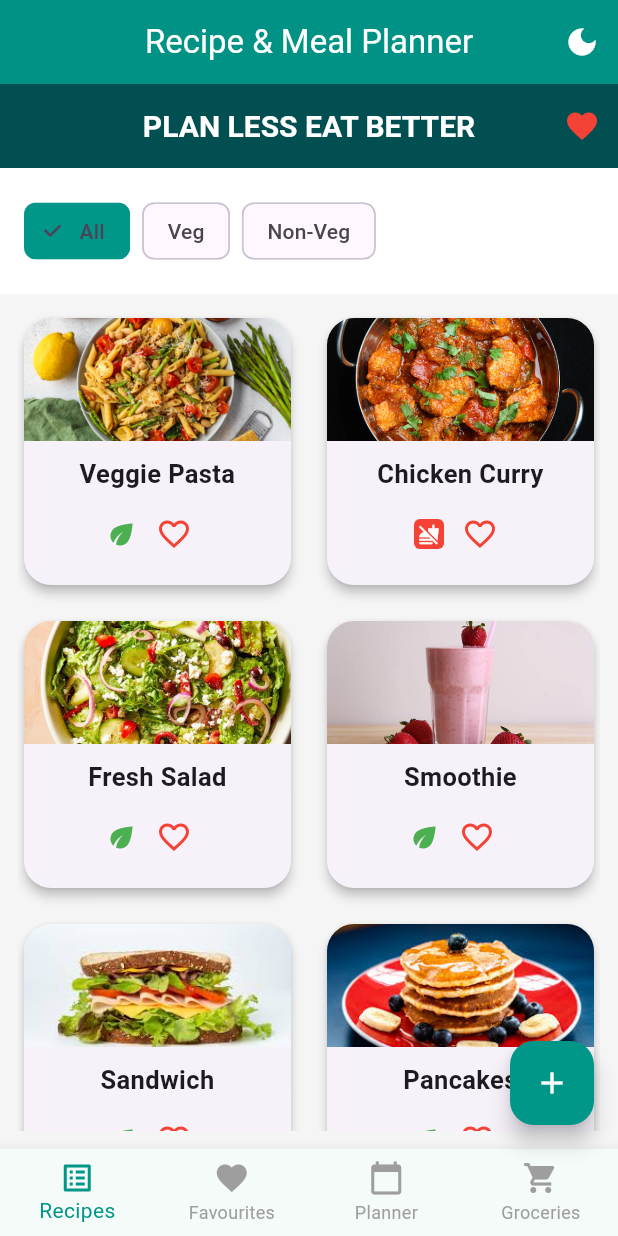
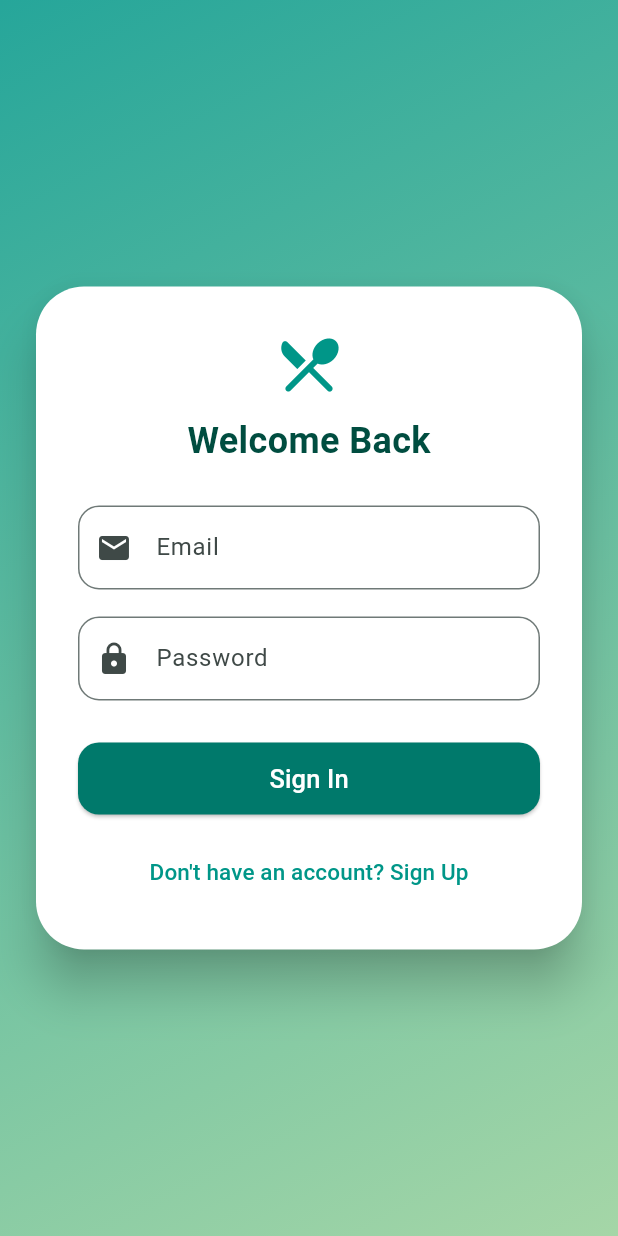
Before and after one commit to thiruna31/RecipePlanner_app, a Flutter app: the screen it shows after launch, on a phone screen of 412 x 824 dp. Run offline on Flutter 3.47's test engine with Material 3 defaults, Android fonts, the phone set to English and light mode, and no system bars; our stand-ins replace firebase_auth, share_plus, sqflite; accounts and stored records are empty.

Commit message:
App enhancement

```diff
--- a/lib/main.dart
+++ b/lib/main.dart
@@ -3,6 +3,7 @@ import 'screens/recipe_list_screen.dart';
 import 'screens/favourites_screen.dart';
 import 'screens/meal_planner_screen.dart';
 import 'screens/grocery_list_screen.dart';
+import 'screens/auth_screen.dart';
 import 'services/db_service.dart';
 
 void main() async {
@@ -20,7 +21,8 @@ class RecipeApp extends StatefulWidget {
 
 class _RecipeAppState extends State<RecipeApp> {
   int _selectedIndex = 0;
-  ThemeMode _themeMode = ThemeMode.light; // Start with light mode (white)
+  ThemeMode _themeMode = ThemeMode.light;
+  bool loggedIn = false;
 
   final List<Widget> _screens = [
     const RecipeListScreen(),
@@ -35,8 +37,17 @@ class _RecipeAppState extends State<RecipeApp> {
 
   void _toggleTheme() {
     setState(() {
-      _themeMode = _themeMode == ThemeMode.dark ? ThemeMode.light : ThemeMode.dark;
+      _themeMode =
+          _themeMode == ThemeMode.dark ? ThemeMode.light : ThemeMode.dark;
     });
+  }
+
+  void _completeLogin(bool isLoggedIn) {
+    setState(() => loggedIn = isLoggedIn);
+  }
+
+  void _signOut() {
+    setState(() => loggedIn = false);
   }
 
   @override
@@ -45,7 +56,8 @@ class _RecipeAppState extends State<RecipeApp> {
       debugShowCheckedModeBanner: false,
       title: 'Recipe Planner',
       theme: ThemeData(
-        colorScheme: ColorScheme.fromSeed(seedColor: Colors.teal, brightness: Brightness.light),
+        colorScheme: ColorScheme.fromSeed(
+            seedColor: Colors.teal, brightness: Brightness.light),
         scaffoldBackgroundColor: Colors.grey[100],
         appBarTheme: const AppBarTheme(
           backgroundColor: Colors.teal,
@@ -63,7 +75,8 @@ class _RecipeAppState extends State<RecipeApp> {
         useMaterial3: true,
       ),
       darkTheme: ThemeData(
-        colorScheme: ColorScheme.fromSeed(seedColor: Colors.teal, brightness: Brightness.dark),
+        colorScheme: ColorScheme.fromSeed(
+            seedColor: Colors.teal, brightness: Brightness.dark),
         scaffoldBackgroundColor: Colors.black,
         appBarTheme: const AppBarTheme(
           backgroundColor: Colors.black,
@@ -81,7 +94,9 @@ class _RecipeAppState extends State<RecipeApp> {
         useMaterial3: true,
       ),
       themeMode: _themeMode,
-      home: Scaffold(
+      home: !loggedIn
+          ? AuthScreen(onAuthComplete: _completeLogin)
+          : Scaffold(
               appBar: AppBar(
                 title: const Text('Recipe & Meal Planner'),
                 actions: [
@@ -92,6 +107,11 @@ class _RecipeAppState extends State<RecipeApp> {
                     tooltip: 'Toggle Theme',
                     onPressed: _toggleTheme,
                   ),
+                  IconButton(
+                    icon: const Icon(Icons.logout),
+                    tooltip: 'Sign Out',
+                    onPressed: _signOut,
+                  ),
                 ],
               ),
               body: AnimatedSwitcher(
@@ -101,7 +121,7 @@ class _RecipeAppState extends State<RecipeApp> {
               floatingActionButton: _selectedIndex == 0
                   ? FloatingActionButton(
                       onPressed: () {
-                  // Implement Add Recipe navigation
+
                       },
                       backgroundColor: Colors.teal,
                       child: const Icon(Icons.add, color: Colors.white),
--- a/lib/screens/add_recipe_screen.dart
+++ b/lib/screens/add_recipe_screen.dart
@@ -25,6 +25,6 @@ class _AddRecipeScreenState extends State<AddRecipeScreen> {
       final recipe = Recipe(
         id: const Uuid().v4(),
         title: _titleController.text.trim(),
-        imageUrl: '', // Add file picker or asset if available
+        imageUrl: '',
         ingredients: _ingredientsController.text.trim().split(',').map((s) => s.trim()).toList(),
         steps: _stepsController.text.trim().split
--- /dev/null
+++ b/lib/screens/auth_screen.dart
@@ -0,0 +1,162 @@
+import 'package:flutter/material.dart';
+
+class AuthScreen extends StatefulWidget {
+  final void Function(bool loggedIn) onAuthComplete;
+  const AuthScreen({super.key, required this.onAuthComplete});
+
+  @override
+  State<AuthScreen> createState() => _AuthScreenState();
+}
+
+class _AuthScreenState extends State<AuthScreen> {
+  bool showLogin = true;
+  final emailCtrl = TextEditingController();
+  final passwordCtrl = TextEditingController();
+  final nameCtrl = TextEditingController();
+  String? error;
+
+  void _switchForm() {
+    setState(() {
+      showLogin = !showLogin;
+      error = null;
+    });
+  }
+
+  void _tryAuth() {
+    if (!showLogin && nameCtrl.text.trim().isEmpty) {
+      setState(() => error = "Full name is required");
+      return;
+    }
+    if (emailCtrl.text.trim().isEmpty ||
+        passwordCtrl.text.length < 5) {
+      setState(() => error = "Email and password (min 5 chars) required.");
+    } else {
+      widget.onAuthComplete(true);
+    }
+  }
+
+  @override
+  Widget build(BuildContext context) {
+    final isDark = Theme.of(context).brightness == Brightness.dark;
+    return Scaffold(
+      body: Container(
+        decoration: BoxDecoration(
+          gradient: LinearGradient(
+            colors: isDark
+                ? [Colors.black, Colors.grey[900]!]
+                : [Colors.teal[400]!, Colors.green[200]!],
+            begin: Alignment.topLeft,
+            end: Alignment.bottomRight,
+          ),
+        ),
+        child: Center(
+          child: SingleChildScrollView(
+            child: Card(
+              margin: const EdgeInsets.symmetric(horizontal: 24, vertical: 32),
+              elevation: 14,
+              color: isDark ? Colors.grey[900] : Colors.white,
+              shape: RoundedRectangleBorder(
+                borderRadius: BorderRadius.circular(32),
+              ),
+              child: Padding(
+                padding: const EdgeInsets.all(28.0),
+                child: Column(
+                  mainAxisSize: MainAxisSize.min,
+                  children: [
+                    Icon(
+                      Icons.restaurant_menu_rounded,
+                      size: 48,
+                      color: isDark ? Colors.tealAccent : Colors.teal,
+                    ),
+                    const SizedBox(height: 10),
+                    Text(
+                      showLogin ? "Welcome Back" : "Create Your Account",
+                      style: TextStyle(
+                        fontSize: 24,
+                        fontWeight: FontWeight.bold,
+                        color: isDark ? Colors.white : Colors.teal[900],
+                      ),
+                    ),
+                    const SizedBox(height: 26),
+                    if (!showLogin)
+                      TextField(
+                        controller: nameCtrl,
+                        textInputAction: TextInputAction.next,
+                        decoration: InputDecoration(
+                          labelText: "Full Name",
+                          prefixIcon: const Icon(Icons.person),
+                          border: OutlineInputBorder(
+                            borderRadius: BorderRadius.circular(14),
+                          ),
+                        ),
+                      ),
+                    if (!showLogin) const SizedBox(height: 18),
+                    TextField(
+                      controller: emailCtrl,
+                      keyboardType: TextInputType.emailAddress,
+                      textInputAction: TextInputAction.next,
+                      decoration: InputDecoration(
+                        labelText: "Email",
+                        prefixIcon: const Icon(Icons.email),
+                        border: OutlineInputBorder(
+                          borderRadius: BorderRadius.circular(14),
+                        ),
+                      ),
+                    ),
+                    const SizedBox(height: 18),
+                    TextField(
+                      controller: passwordCtrl,
+                      obscureText: true,
+                      textInputAction: TextInputAction.done,
+                      decoration: InputDecoration(
+                        labelText: "Password",
+                        prefixIcon: const Icon(Icons.lock),
+                        border: OutlineInputBorder(
+                          borderRadius: BorderRadius.circular(14),
+                        ),
+                      ),
+                    ),
+                    if (error != null) ...[
+                      const SizedBox(height: 20),
+                      Text(error!, style: const TextStyle(color: Colors.red)),
+                    ],
+                    const SizedBox(height: 28),
+                    ElevatedButton(
+                      style: ElevatedButton.styleFrom(
+                        backgroundColor: Colors.teal[700],
+                        foregroundColor: Colors.white,
+                        minimumSize: const Size.fromHeight(48),
+                        shape: RoundedRectangleBorder(
+                          borderRadius: BorderRadius.circular(14),
+                        ),
+                      ),
+                      onPressed: _tryAuth,
+                      child: Text(
+                        showLogin ? "Sign In" : "Sign Up",
+                        style: const TextStyle(fontSize: 17),
+                      ),
+                    ),
+                    const SizedBox(height: 14),
+                    TextButton(
+                      onPressed: _switchForm,
+                      style: TextButton.styleFrom(
+                        foregroundColor:
+                            isDark ? Colors.tealAccent : Colors.teal,
+                      ),
+                      child: Text(
+                        showLogin
+                            ? "Don't have an account? Sign Up"
+                            : "Already have an account? Sign In",
+                        style: const TextStyle(fontSize: 15),
+                      ),
+                    ),
+                  ],
+                ),
+              ),
+            ),
+          ),
+        ),
+      ),
+    );
+  }
+}
--- a/lib/screens/favourites_screen.dart
+++ b/lib/screens/favourites_screen.dart
@@ -26,8 +26,8 @@ class _FavouritesScreenState extends State<FavouritesScreen> {
   }
 
   Future<void> _removeFromFavourites(Recipe recipe) async {
-    await DBService.removeFavourite(recipe.id); // Passes recipe id, not object!
-    await _loadFavourites(); // Make sure to await for list update
+    await DBService.removeFavourite(recipe.id);
+    await _loadFavourites();
   }
 
   @override
--- a/lib/screens/grocery_list_screen.dart
+++ b/lib/screens/grocery_list_screen.dart
@@ -10,7 +10,7 @@ class GroceryListScreen extends StatefulWidget {
 class _GroceryListScreenState extends State<GroceryListScreen> {
   final List<Map<String, dynamic>> _groceries = [];
 
-  // Maps normalized names to image paths
+
   final Map<String, String> _imageMap = {
     'burger': 'assets/images/burger.jpg',
     'burrito': 'assets/images/burrito.jpg',
@@ -51,7 +51,7 @@ class _GroceryListScreenState extends State<GroceryListScreen> {
             onPressed: () {
               final name = nameController.text.trim();
               if (name.isNotEmpty) {
-                // Normalize the name to match the image map (lowercase, underscores)
+
                 String normalized = name.toLowerCase().replaceAll(' ', '_');
                 String image = _imageMap[normalized] ?? _imageMap.values.first;
                 setState(() {
--- a/lib/screens/recipe_list_screen.dart
+++ b/lib/screens/recipe_list_screen.dart
@@ -90,7 +90,7 @@ class _RecipeListScreenState extends State<RecipeListScreen> {
             IconButton(
               icon: const Icon(Icons.favorite, color: Colors.red),
               onPressed: () {
-                // Show favorites in AlertDialog (replace with navigation for full favorites screen)
+
                 showDialog(
                   context: context,
                   builder: (_) => AlertDialog(
@@ -153,15 +153,15 @@ class _RecipeListScreenState extends State<RecipeListScreen> {
                 child: GridView.builder(
                   itemCount: filteredRecipes.length,
                   gridDelegate: const SliverGridDelegateWithFixedCrossAxisCount(
-                    crossAxisCount: 2, // 2 per row
+                    crossAxisCount: 2,
                     crossAxisSpacing: 16,
                     mainAxisSpacing: 16,
-                    childAspectRatio: 1, // square
+                    childAspectRatio: 1,
                   ),
                   itemBuilder: (context, idx) {
                     final recipe = filteredRecipes[idx];
                     return GestureDetector(
-                      onTap: () {}, // Add detail navigation here
+                      onTap: () {},
                       child: Card(
                         elevation: 3,
                         shape: RoundedRectangleBorder(
--- a/pubspec.yaml
+++ b/pubspec.yaml
@@ -1,5 +1,5 @@
 name: recipe_meal_planner
-description: A Flutter recipe and meal planning app with SQLite, image-based recipes, and sharing features.
+description: A Flutter recipe and meal planning app with SQLite, image-based recipes, sharing, and login capabilities.
 publish_to: 'none'
 
 version: 1.0.0+1
@@ -15,11 +15,13 @@ dependencies:
   path: ^1.9.0
   share_plus: ^10.0.0
   collection: ^1.18.0
+  firebase_core: ^2.24.2
+  firebase_auth: ^4.16.0
 
 dev_dependencies:
   flutter_test:
     sdk: flutter
-  flutter_lints: ^6.0.0
+  flutter_lints: ^3.0.1
 
 flutter:
   uses-material-design: true
```
Also changed, not shown: lib/screens/login_screen.dart (added, +60 -0 lines), lib/services/db_service.dart (+43 -0 lines), pubspec.lock, 3 other files. Lines whose indentation alone changed are shown as unchanged.
